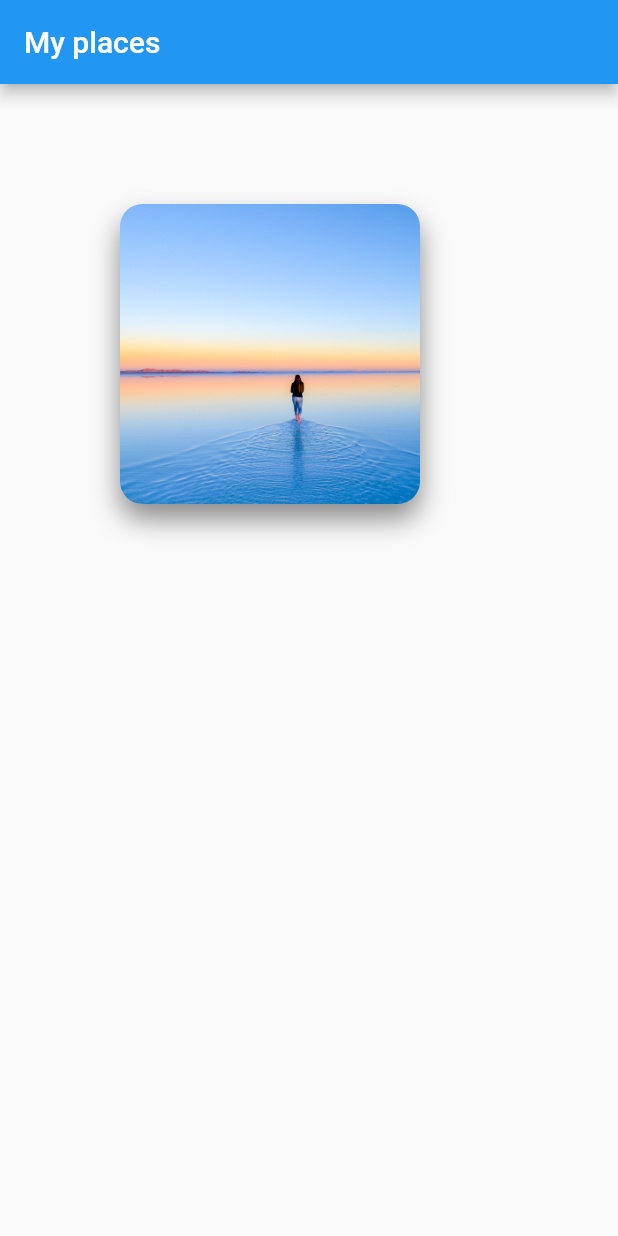
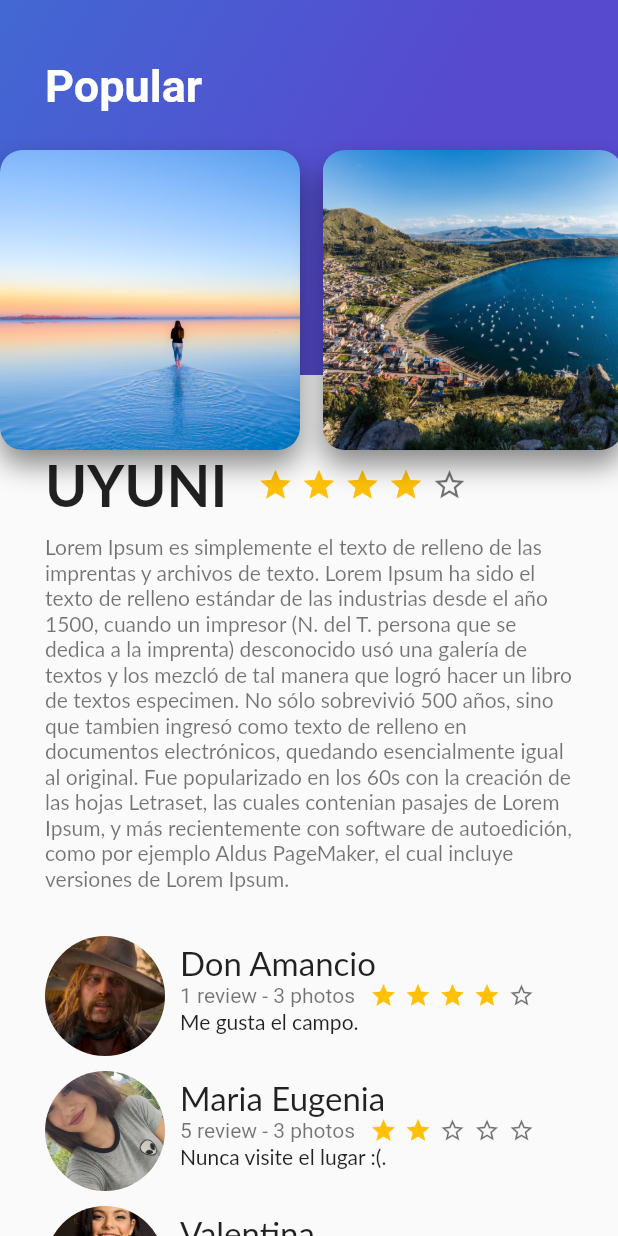
Before and after one commit to DonAmancio/places_Proyect, a Flutter app: the screen it shows after launch, on a phone screen of 412 x 824 dp. Run offline on Flutter 3.47's test engine with Material 2 defaults, Android fonts, the phone set to English and light mode, and no system bars; Roboto replaces fonts that are missing (Lato, lato).

Commit message:
image view horizontal

```diff
--- a/lib/card_image.dart
+++ b/lib/card_image.dart
@@ -8,10 +8,14 @@ class CardImage extends StatelessWidget{
   @override
   Widget build(BuildContext context) {
     //cardImage
-    final cardImage = Container(
-      height: 200,
+    final cardImage = Padding(
+      padding: EdgeInsets.only(
+        top: 100,
+        right: 15 ,
+        bottom: 30,
+      ),
+        child: Container(
           width: 200,
-      margin: EdgeInsets.all(80),
           decoration: BoxDecoration(
               image: DecorationImage(
                   image: AssetImage(
@@ -29,6 +33,7 @@ class CardImage extends StatelessWidget{
                 )
               ]
           ),
+        ),
     );
     return cardImage;
   }
--- /dev/null
+++ b/lib/card_image_list.dart
@@ -0,0 +1,24 @@
+import 'package:flutter/material.dart';
+import 'card_image.dart';
+
+class CardImageList extends StatelessWidget{
+  @override
+  Widget build(BuildContext context) {
+    //cardImageList
+    final cardImageList = Container(
+        height: 330,
+      child: ListView(
+        scrollDirection: Axis.horizontal,
+        children: <Widget>  [
+          CardImage("assets/images/lugar.jpg"),
+          CardImage("assets/images/lugar2.jpg"),
+          CardImage("assets/images/lugar3.jpg"),
+          CardImage("assets/images/lugar4.jpg"),
+          CardImage("assets/images/lugar5.jpg"),
+          CardImage("assets/images/lugar6.jpg"),
+        ],
+      )
+    );
+    return cardImageList;
+  }
+}
--- a/lib/home.dart
+++ b/lib/home.dart
@@ -12,7 +12,7 @@ class MyHome extends StatelessWidget{
   Widget build(BuildContext context) {
     final description_place = Container(
       margin: EdgeInsets.only(
-          top: 50,
+          top: 300,
           left: 30,
           right: 30
       ),
@@ -38,14 +38,10 @@ class MyHome extends StatelessWidget{
 
 
     return Scaffold(
-      appBar: AppBar(
-        title: Text(
-            "My places"
-        ),
-      ),
       body: Stack(
         children: <Widget>[
-          CardImage("assets/images/lugar.jpg")
+          listView,
+            HomeAppBar("Popular")
           //
         ],
       ),
--- a/lib/home_app_bar.dart
+++ b/lib/home_app_bar.dart
@@ -1,4 +1,5 @@
 import 'package:flutter/material.dart';
+import 'package:places_proyecto/card_image_list.dart';
 import 'package:places_proyecto/gradient_back.dart';
 
 class HomeAppBar extends StatelessWidget{
@@ -31,7 +32,8 @@ class HomeAppBar extends StatelessWidget{
     final appBar = Stack(
       children:<Widget> [
         GradientBack(),
-        titulo
+        titulo,
+        CardImageList()
       ],
     );
     return appBar;
--- a/lib/review_list.dart
+++ b/lib/review_list.dart
@@ -11,9 +11,9 @@ class ReviewList extends StatelessWidget {
       children:<Widget> [
         Review("assets/images/persona1.jpg","Don Amancio","1 review - 3 photos",4,"Me gusta el campo."),
         Review("assets/images/persona2.jpg","Maria Eugenia","5 review - 3 photos",2,"Nunca visite el lugar :(."),
-        Review("assets/images/persona3.jpg","Valentina","4 review - 31 photos",5,"Lo recomiendo bastante."),
+        Review("assets/images/persona3.jpg","Valentina","4 review - 9 photos",3,"Lo recomiendo bastante."),
         Review("assets/images/persona4.jpg","Chuck Norris","7 review - 9 photos",3,"Me gustria conocerlo."),
-        Review("assets/images/persona5.jpg","Richard Wagner","2 review - 13 photos",4,"Hermoso lugar para visitar."),
+        Review("assets/images/persona5.jpg","Richard Wagner","2 review - 3 photos",3,"Hermoso lugar para visitar."),
       ],
     );
 
--- a/pubspec.yaml
+++ b/pubspec.yaml
@@ -52,6 +52,11 @@ flutter:
      - assets/images/persona4.jpg
      - assets/images/persona5.jpg
      - assets/images/lugar.jpg
+     - assets/images/lugar2.jpg
+     - assets/images/lugar3.jpg
+     - assets/images/lugar4.jpg
+     - assets/images/lugar5.jpg
+     - assets/images/lugar6.jpg
 
   #   - images/a_dot_ham.jpeg
 
```
Also changed, not shown: assets/images/lugar2.jpg (added), assets/images/lugar3.jpg (added), assets/images/lugar4.jpg (added), assets/images/lugar5.jpg (added), assets/images/lugar6.jpg (added), pubspec.lock, 1 other file. Lines whose indentation alone changed are shown as unchanged.
